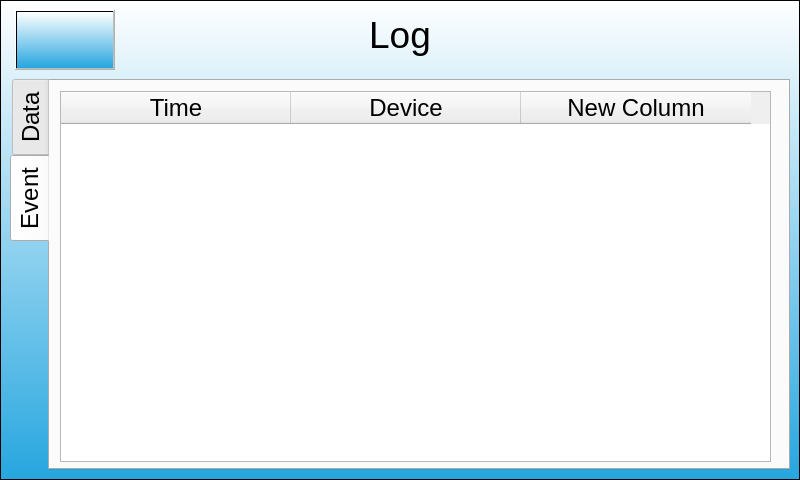
This is logdialog.ui in Keithsys730/ERC_UI_DEMO as Qt 5 draws it before an edit. The edited form follows.
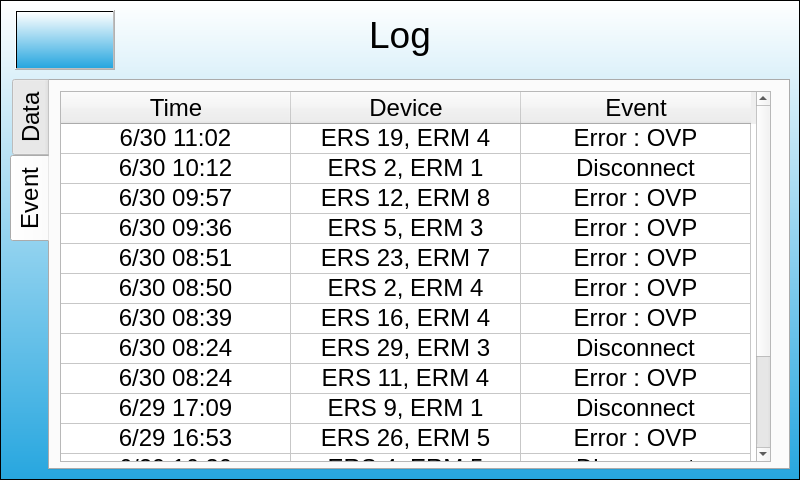
This is the edited form. The open tabs and pages were chosen to show the change. Icons and pictures are not drawn.

Patch:
```diff
--- a/logdialog.ui
+++ b/logdialog.ui
@@ -178,6 +178,84 @@
      <attribute name="horizontalHeaderDefaultSectionSize">
       <number>230</number>
      </attribute>
+     <attribute name="verticalHeaderVisible">
+      <bool>false</bool>
+     </attribute>
+     <row>
+      <property name="text">
+       <string>1</string>
+      </property>
+     </row>
+     <row>
+      <property name="text">
+       <string>2</string>
+      </property>
+     </row>
+     <row>
+      <property name="text">
+       <string>3</string>
+      </property>
+     </row>
+     <row>
+      <property name="text">
+       <string>4</string>
+      </property>
+     </row>
+     <row>
+      <property name="text">
+       <string>5</string>
+      </property>
+     </row>
+     <row>
+      <property name="text">
+       <string>6</string>
+      </property>
+     </row>
+     <row>
+      <property name="text">
+       <string>7</string>
+      </property>
+     </row>
+     <row>
+      <property name="text">
+       <string>8</string>
+      </property>
+     </row>
+     <row>
+      <property name="text">
+       <string>9</string>
+      </property>
+     </row>
+     <row>
+      <property name="text">
+       <string>10</string>
+      </property>
+     </row>
+     <row>
+      <property name="text">
+       <string>11</string>
+      </property>
+     </row>
+     <row>
+      <property name="text">
+       <string>12</string>
+      </property>
+     </row>
+     <row>
+      <property name="text">
+       <string>13</string>
+      </property>
+     </row>
+     <row>
+      <property name="text">
+       <string>14</string>
+      </property>
+     </row>
+     <row>
+      <property name="text">
+       <string>15</string>
+      </property>
+     </row>
      <column>
       <property name="text">
        <string>Time</string>
@@ -190,9 +268,369 @@
      </column>
      <column>
       <property name="text">
-       <string>New Column</string>
+       <string>Event</string>
       </property>
      </column>
+     <item row="0" column="0">
+      <property name="text">
+       <string>6/30 11:02</string>
+      </property>
+      <property name="textAlignment">
+       <set>AlignHCenter|AlignVCenter|AlignCenter</set>
+      </property>
+     </item>
+     <item row="0" column="1">
+      <property name="text">
+       <string>ERS 19, ERM 4</string>
+      </property>
+      <property name="textAlignment">
+       <set>AlignHCenter|AlignVCenter|AlignCenter</set>
+      </property>
+     </item>
+     <item row="0" column="2">
+      <property name="text">
+       <string>Error : OVP</string>
+      </property>
+      <property name="textAlignment">
+       <set>AlignHCenter|AlignVCenter|AlignCenter</set>
+      </property>
+     </item>
+     <item row="1" column="0">
+      <property name="text">
+       <string>6/30 10:12</string>
+      </property>
+      <property name="textAlignment">
+       <set>AlignHCenter|AlignVCenter|AlignCenter</set>
+      </property>
+     </item>
+     <item row="1" column="1">
+      <property name="text">
+       <string>ERS 2, ERM 1</string>
+      </property>
+      <property name="textAlignment">
+       <set>AlignHCenter|AlignVCenter|AlignCenter</set>
+      </property>
+     </item>
+     <item row="1" column="2">
+      <property name="text">
+       <string>Disconnect</string>
+      </property>
+      <property name="textAlignment">
+       <set>AlignHCenter|AlignVCenter|AlignCenter</set>
+      </property>
+     </item>
+     <item row="2" column="0">
+      <property name="text">
+       <string>6/30 09:57</string>
+      </property>
+      <property name="textAlignment">
+       <set>AlignHCenter|AlignVCenter|AlignCenter</set>
+      </property>
+     </item>
+     <item row="2" column="1">
+      <property name="text">
+       <string>ERS 12, ERM 8</string>
+      </property>
+      <property name="textAlignment">
+       <set>AlignHCenter|AlignVCenter|AlignCenter</set>
+      </property>
+     </item>
+     <item row="2" column="2">
+      <property name="text">
+       <string>Error : OVP</string>
+      </property>
+      <property name="textAlignment">
+       <set>AlignHCenter|AlignVCenter|AlignCenter</set>
+      </property>
+     </item>
+     <item row="3" column="0">
+      <property name="text">
+       <string>6/30 09:36</string>
+      </property>
+      <property name="textAlignment">
+       <set>AlignHCenter|AlignVCenter|AlignCenter</set>
+      </property>
+     </item>
+     <item row="3" column="1">
+      <property name="text">
+       <string>ERS 5, ERM 3</string>
+      </property>
+      <property name="textAlignment">
+       <set>AlignHCenter|AlignVCenter|AlignCenter</set>
+      </property>
+     </item>
+     <item row="3" column="2">
+      <property name="text">
+       <string>Error : OVP</string>
+      </property>
+      <property name="textAlignment">
+       <set>AlignHCenter|AlignVCenter|AlignCenter</set>
+      </property>
+     </item>
+     <item row="4" column="0">
+      <property name="text">
+       <string>6/30 08:51</string>
+      </property>
+      <property name="textAlignment">
+       <set>AlignHCenter|AlignVCenter|AlignCenter</set>
+      </property>
+     </item>
+     <item row="4" column="1">
+      <property name="text">
+       <string>ERS 23, ERM 7</string>
+      </property>
+      <property name="textAlignment">
+       <set>AlignHCenter|AlignVCenter|AlignCenter</set>
+      </property>
+     </item>
+     <item row="4" column="2">
+      <property name="text">
+       <string>Error : OVP</string>
+      </property>
+      <property name="textAlignment">
+       <set>AlignHCenter|AlignVCenter|AlignCenter</set>
+      </property>
+     </item>
+     <item row="5" column="0">
+      <property name="text">
+       <string>6/30 08:50</string>
+      </property>
+      <property name="textAlignment">
+       <set>AlignHCenter|AlignVCenter|AlignCenter</set>
+      </property>
+     </item>
+     <item row="5" column="1">
+      <property name="text">
+       <string>ERS 2, ERM 4</string>
+      </property>
+      <property name="textAlignment">
+       <set>AlignHCenter|AlignVCenter|AlignCenter</set>
+      </property>
+     </item>
+     <item row="5" column="2">
+      <property name="text">
+       <string>Error : OVP</string>
+      </property>
+      <property name="textAlignment">
+       <set>AlignHCenter|AlignVCenter|AlignCenter</set>
+      </property>
+     </item>
+     <item row="6" column="0">
+      <property name="text">
+       <string>6/30 08:39</string>
+      </property>
+      <property name="textAlignment">
+       <set>AlignHCenter|AlignVCenter|AlignCenter</set>
+      </property>
+     </item>
+     <item row="6" column="1">
+      <property name="text">
+       <string>ERS 16, ERM 4</string>
+      </property>
+      <property name="textAlignment">
+       <set>AlignHCenter|AlignVCenter|AlignCenter</set>
+      </property>
+     </item>
+     <item row="6" column="2">
+      <property name="text">
+       <string>Error : OVP</string>
+      </property>
+      <property name="textAlignment">
+       <set>AlignHCenter|AlignVCenter|AlignCenter</set>
+      </property>
+     </item>
+     <item row="7" column="0">
+      <property name="text">
+       <string>6/30 08:24</string>
+      </property>
+      <property name="textAlignment">
+       <set>AlignHCenter|AlignVCenter|AlignCenter</set>
+      </property>
+     </item>
+     <item row="7" column="1">
+      <property name="text">
+       <string>ERS 29, ERM 3</string>
+      </property>
+      <property name="textAlignment">
+       <set>AlignHCenter|AlignVCenter|AlignCenter</set>
+      </property>
+     </item>
+     <item row="7" column="2">
+      <property name="text">
+       <string>Disconnect</string>
+      </property>
+      <property name="textAlignment">
+       <set>AlignHCenter|AlignVCenter|AlignCenter</set>
+      </property>
+     </item>
+     <item row="8" column="0">
+      <property name="text">
+       <string>6/30 08:24</string>
+      </property>
+      <property name="textAlignment">
+       <set>AlignHCenter|AlignVCenter|AlignCenter</set>
+      </property>
+     </item>
+     <item row="8" column="1">
+      <property name="text">
+       <string>ERS 11, ERM 4</string>
+      </property>
+      <property name="textAlignment">
+       <set>AlignHCenter|AlignVCenter|AlignCenter</set>
+      </property>
+     </item>
+     <item row="8" column="2">
+      <property name="text">
+       <string>Error : OVP</string>
+      </property>
+      <property name="textAlignment">
+       <set>AlignHCenter|AlignVCenter|AlignCenter</set>
+      </property>
+     </item>
+     <item row="9" column="0">
+      <property name="text">
+       <string>6/29 17:09</string>
+      </property>
+      <property name="textAlignment">
+       <set>AlignHCenter|AlignVCenter|AlignCenter</set>
+      </property>
+     </item>
+     <item row="9" column="1">
+      <property name="text">
+       <string>ERS 9, ERM 1</string>
+      </property>
+      <property name="textAlignment">
+       <set>AlignHCenter|AlignVCenter|AlignCenter</set>
+      </property>
+     </item>
+     <item row="9" column="2">
+      <property name="text">
+       <string>Disconnect</string>
+      </property>
+      <property name="textAlignment">
+       <set>AlignHCenter|AlignVCenter|AlignCenter</set>
+      </property>
+     </item>
+     <item row="10" column="0">
+      <property name="text">
+       <string>6/29 16:53</string>
+      </property>
+      <property name="textAlignment">
+       <set>AlignHCenter|AlignVCenter|AlignCenter</set>
+      </property>
+     </item>
+     <item row="10" column="1">
+      <property name="text">
+       <string>ERS 26, ERM 5</string>
+      </property>
+      <property name="textAlignment">
+       <set>AlignHCenter|AlignVCenter|AlignCenter</set>
+      </property>
+     </item>
+     <item row="10" column="2">
+      <property name="text">
+       <string>Error : OVP</string>
+      </property>
+      <property name="textAlignment">
+       <set>AlignHCenter|AlignVCenter|AlignCenter</set>
+      </property>
+     </item>
+     <item row="11" column="0">
+      <property name="text">
+       <string>6/29 16:30</string>
+      </property>
+      <property name="textAlignment">
+       <set>AlignHCenter|AlignVCenter|AlignCenter</set>
+      </property>
+     </item>
+     <item row="11" column="1">
+      <property name="text">
+       <string>ERS 4, ERM 5</string>
+      </property>
+      <property name="textAlignment">
+       <set>AlignHCenter|AlignVCenter|AlignCenter</set>
+      </property>
+     </item>
+     <item row="11" column="2">
+      <property name="text">
+       <string>Disconnect</string>
+      </property>
+      <property name="textAlignment">
+       <set>AlignHCenter|AlignVCenter|AlignCenter</set>
+      </property>
+     </item>
+     <item row="12" column="0">
+      <property name="text">
+       <string>6/29 16:01</string>
+      </property>
+      <property name="textAlignment">
+       <set>AlignHCenter|AlignVCenter|AlignCenter</set>
+      </property>
+     </item>
+     <item row="12" column="1">
+      <property name="text">
+       <string>ERS 12, ERM 5</string>
+      </property>
+      <property name="textAlignment">
+       <set>AlignHCenter|AlignVCenter|AlignCenter</set>
+      </property>
+     </item>
+     <item row="12" column="2">
+      <property name="text">
+       <string>Error : OVP</string>
+      </property>
+      <property name="textAlignment">
+       <set>AlignHCenter|AlignVCenter|AlignCenter</set>
+      </property>
+     </item>
+     <item row="13" column="0">
+      <property name="text">
+       <string>6/29 14:45</string>
+      </property>
+      <property name="textAlignment">
+       <set>AlignHCenter|AlignVCenter|AlignCenter</set>
+      </property>
+     </item>
+     <item row="13" column="1">
+      <property name="text">
+       <string>ERS 8, ERM 8</string>
+      </property>
+      <property name="textAlignment">
+       <set>AlignHCenter|AlignVCenter|AlignCenter</set>
+      </property>
+     </item>
+     <item row="13" column="2">
+      <property name="text">
+       <string>Disconnect</string>
+      </property>
+      <property name="textAlignment">
+       <set>AlignHCenter|AlignVCenter|AlignCenter</set>
+      </property>
+     </item>
+     <item row="14" column="0">
+      <property name="text">
+       <string>6/29 10:20</string>
+      </property>
+      <property name="textAlignment">
+       <set>AlignHCenter|AlignVCenter|AlignCenter</set>
+      </property>
+     </item>
+     <item row="14" column="1">
+      <property name="text">
+       <string>ERS 17, ERM 6</string>
+      </property>
+      <property name="textAlignment">
+       <set>AlignHCenter|AlignVCenter|AlignCenter</set>
+      </property>
+     </item>
+     <item row="14" column="2">
+      <property name="text">
+       <string>Disconnect</string>
+      </property>
+      <property name="textAlignment">
+       <set>AlignHCenter|AlignVCenter|AlignCenter</set>
+      </property>
+     </item>
     </widget>
    </widget>
   </widget>
@@ -236,7 +674,7 @@
    <widget class="QPushButton" name="returnMainButton">
     <property name="geometry">
      <rect>
-      <x>120</x>
+      <x>720</x>
       <y>10</y>
       <width>60</width>
       <height>60</height>
```
Left out of the diff: 355 changed lines with no effect on the pictures.
